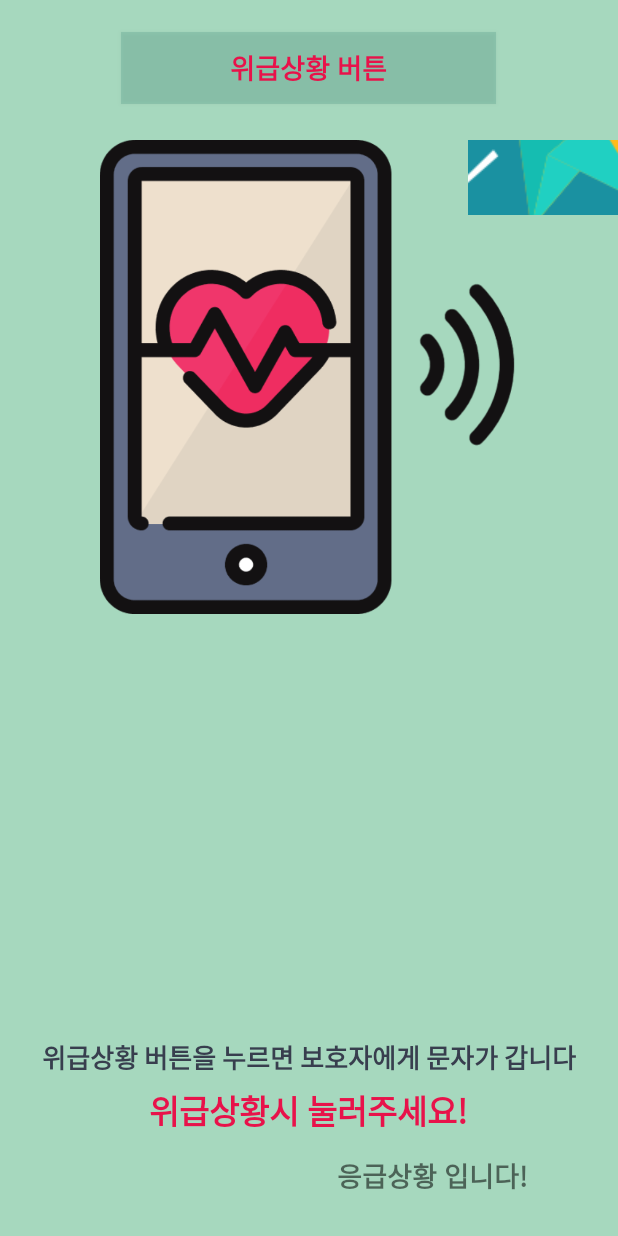
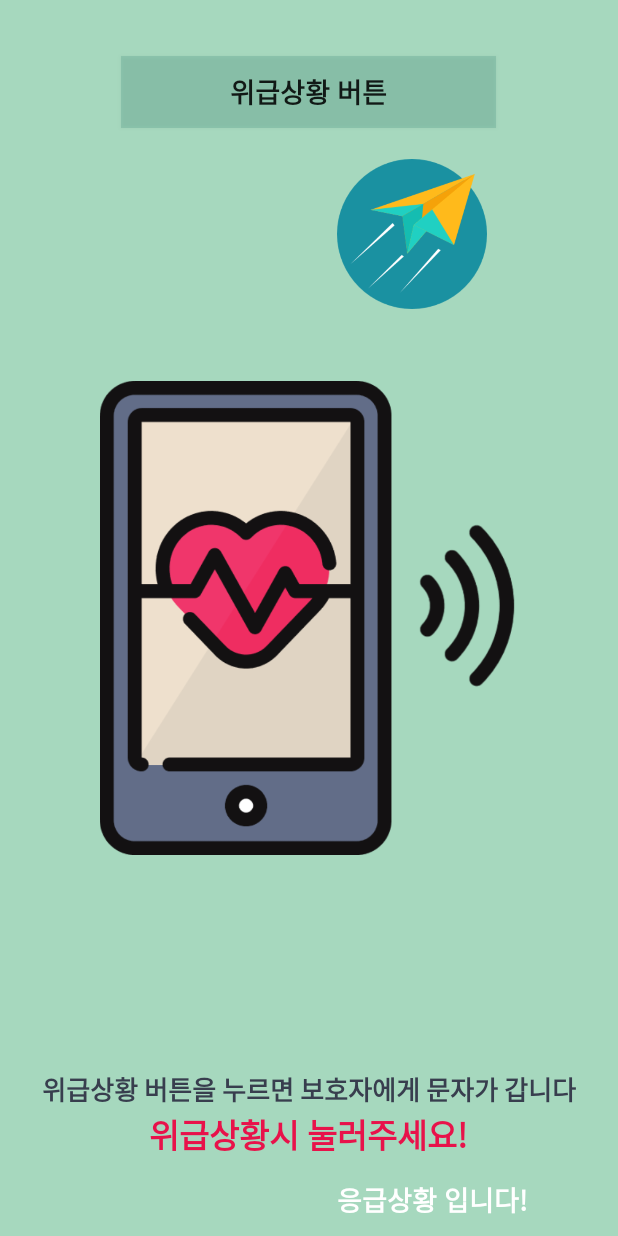
Before and after one commit to Jungyouna/Help2U_sliver, an Android app: the SilverActivity screen opened directly, with no data from a screen before it, on a phone screen of 412 x 824 dp. Run offline under Robolectric (Android 15) with nearby library versions, the phone set to English and light mode, and no system bars.

Commit message:
아임 디자인 마스터

```diff
--- a/app/src/main/res/layout/activity_silver.xml
+++ b/app/src/main/res/layout/activity_silver.xml
@@ -30,18 +30,15 @@
                 android:id="@+id/imageView4"
                 android:layout_width="292dp"
                 android:layout_height="316dp"
-                android:layout_alignParentTop="true"
-                android:layout_centerHorizontal="true"
-                android:layout_marginTop="93dp"
+                android:layout_centerInParent="true"
                 app:srcCompat="@drawable/emergency_call" />
 
             <TextView
                 android:id="@+id/textView4"
                 android:layout_width="wrap_content"
                 android:layout_height="wrap_content"
-                android:layout_alignParentBottom="true"
+                android:layout_above="@+id/textView5"
                 android:layout_centerHorizontal="true"
-                android:layout_marginBottom="106dp"
                 android:text="위급상황 버튼을 누르면 보호자에게 문자가 갑니다"
                 android:textColor="#383e4e"
                 android:textSize="17dp"
@@ -53,7 +50,7 @@
                 android:layout_height="wrap_content"
                 android:layout_alignParentBottom="true"
                 android:layout_centerHorizontal="true"
-                android:layout_marginBottom="67dp"
+                android:layout_marginBottom="51dp"
                 android:text="위급상황시 눌러주세요!"
                 android:textColor="#e8124a"
                 android:textSize="22dp"
@@ -65,8 +62,9 @@
                 android:layout_height="wrap_content"
                 android:layout_alignParentBottom="true"
                 android:layout_alignStart="@+id/imageView4"
-                android:layout_marginBottom="29dp"
+                android:layout_marginBottom="13dp"
                 android:text="TextView"
+                android:textColor="#FFFFFF"
                 android:textSize="18dp"
                 android:textStyle="bold" />
 
@@ -74,14 +72,13 @@
                 android:id="@+id/button"
                 android:layout_width="250dp"
                 android:layout_height="wrap_content"
-                android:layout_alignParentTop="true"
+                android:layout_above="@+id/sendButton"
                 android:layout_centerHorizontal="true"
-                android:layout_marginTop="21dp"
+                android:layout_marginBottom="-85dp"
                 android:background="#3e3e927a"
                 android:text="위급상황 버튼"
-                android:textColor="#e8124a"
-                android:textStyle="bold"
-                android:textSize="18dp" />
+                android:textSize="18dp"
+                android:textStyle="bold" />
 
             <TextView
                 android:id="@+id/textView6"
@@ -91,14 +88,18 @@
                 android:layout_alignTop="@+id/textView3"
                 android:text="TextView"
                 android:textSize="18dp"
+                android:textColor="#FFFFFF"
                 android:textStyle="bold" />
 
             <ImageButton
                 android:id="@+id/sendButton"
-                android:layout_width="wrap_content"
-                android:layout_height="50dp"
-                android:layout_alignTop="@+id/imageView4"
-                android:layout_toEndOf="@+id/textView5"
+                android:layout_width="100dp"
+                android:layout_height="100dp"
+                android:layout_alignParentTop="true"
+                android:layout_alignStart="@+id/textView6"
+                android:layout_marginTop="106dp"
+                android:background="@android:color/transparent"
+                android:scaleType="fitXY"
                 app:srcCompat="@drawable/send" />
 
         </RelativeLayout>
```
Also changed, not shown: app/src/main/res/layout/activity_data.xml (+31 -11 lines).
